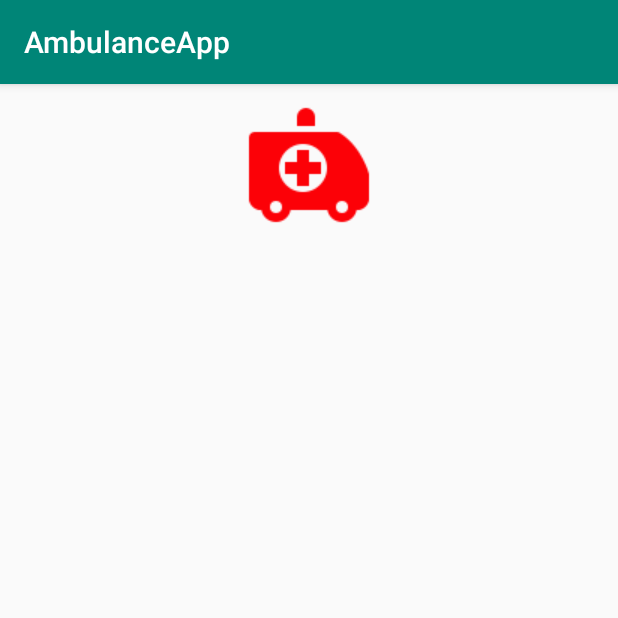
After one commit to tarekMohamedIT/AmbulanceApp, an Android app: the RegisterActivity screen opened directly, with no data from a screen before it, on a phone screen of 412 x 824 dp, the top half of it. The commit adds this screen. Run offline under Robolectric (Android 15) with nearby library versions, the phone set to English and light mode, and no system bars.

Commit message:
Created register and finished login activities.

```diff
--- a/app/src/main/java/com/r3tr0/ambulanceapp/model/events/OnFirebaseProcessEndListener.java
+++ b/app/src/main/java/com/r3tr0/ambulanceapp/model/events/OnFirebaseProcessEndListener.java
@@ -4,5 +4,6 @@ import com.google.firebase.auth.FirebaseUser;
 
 public interface OnFirebaseProcessEndListener {
     void onSuccess(FirebaseUser user);
-    void onFail();
+
+    void onFail(Exception e);
 }
--- /dev/null
+++ b/app/src/main/java/com/r3tr0/ambulanceapp/view/RegisterActivity.java
@@ -0,0 +1,15 @@
+package com.r3tr0.ambulanceapp.view;
+
+import android.os.Bundle;
+import android.support.v7.app.AppCompatActivity;
+
+import com.r3tr0.ambulanceapp.R;
+
+public class RegisterActivity extends AppCompatActivity {
+
+    @Override
+    protected void onCreate(Bundle savedInstanceState) {
+        super.onCreate(savedInstanceState);
+        setContentView(R.layout.activity_register);
+    }
+}
--- /dev/null
+++ b/app/src/main/res/layout/activity_register.xml
@@ -0,0 +1,18 @@
+<?xml version="1.0" encoding="utf-8"?>
+<android.support.constraint.ConstraintLayout xmlns:android="http://schemas.android.com/apk/res/android"
+    xmlns:app="http://schemas.android.com/apk/res-auto"
+    xmlns:tools="http://schemas.android.com/tools"
+    android:layout_width="match_parent"
+    android:layout_height="match_parent"
+    tools:context=".view.RegisterActivity">
+
+    <ImageView
+        android:id="@+id/imageView3"
+        android:layout_width="wrap_content"
+        android:layout_height="wrap_content"
+        android:layout_marginTop="8dp"
+        app:layout_constraintEnd_toEndOf="parent"
+        app:layout_constraintStart_toStartOf="parent"
+        app:layout_constraintTop_toTopOf="parent"
+        app:srcCompat="@drawable/icon_ambulance" />
+</android.support.constraint.ConstraintLayout>
```
Also changed, not shown: app/src/main/AndroidManifest.xml (+5 -5 lines), app/src/main/java/com/r3tr0/ambulanceapp/model/firebase/FirebaseManager.java (+2 -8 lines), app/src/main/java/com/r3tr0/ambulanceapp/view/LoginActivity.java (+17 -5 lines).
